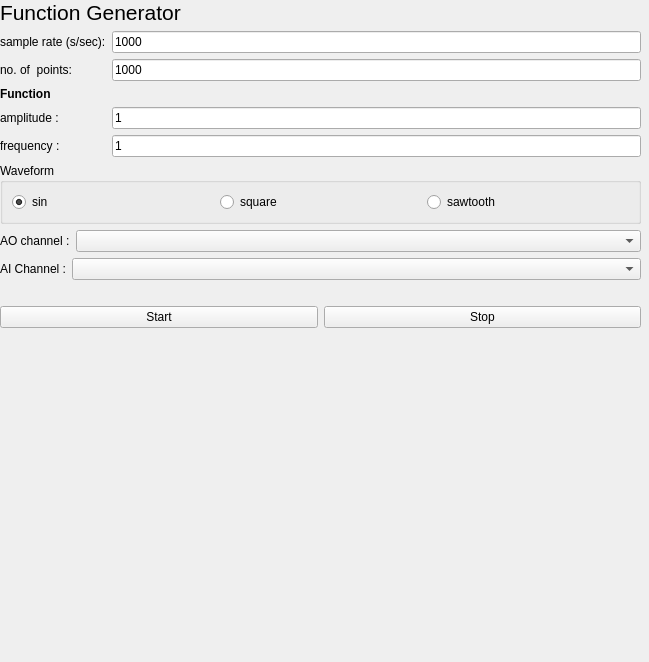
The window that function_generator.ui (portfors-lab/sparkle) describes before a commit, drawn with Qt 5.
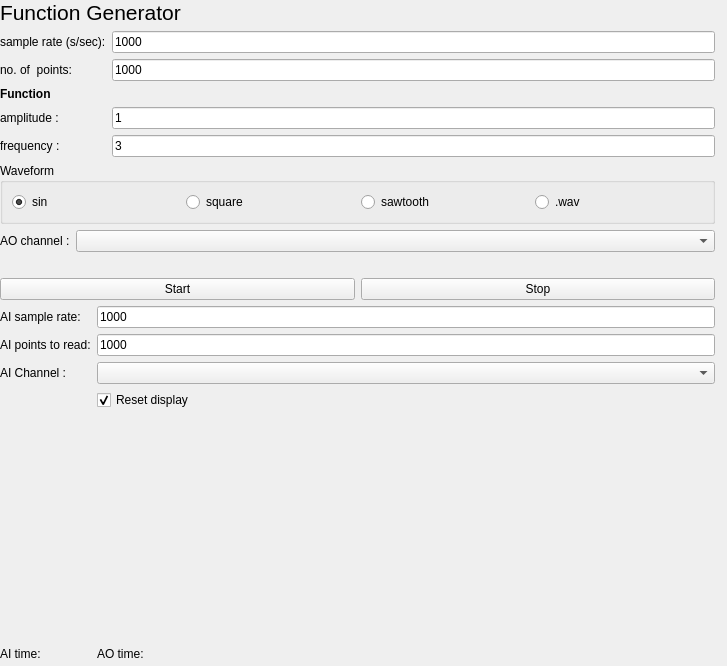
The same window after the commit. Custom widgets are drawn as their Qt base class.

The edit to the form file:
```diff
--- a/function_generator.ui
+++ b/function_generator.ui
@@ -6,8 +6,8 @@
    <rect>
     <x>0</x>
     <y>0</y>
-    <width>649</width>
-    <height>662</height>
+    <width>727</width>
+    <height>666</height>
    </rect>
   </property>
   <property name="windowTitle">
@@ -18,11 +18,102 @@
     <rect>
      <x>0</x>
      <y>0</y>
-     <width>647</width>
+     <width>721</width>
      <height>661</height>
     </rect>
    </property>
    <layout class="QGridLayout" name="gridLayout_2">
+    <item row="0" column="1">
+     <widget class="MatplotlibWidget" name="outplot"/>
+    </item>
+    <item row="1" column="1">
+     <widget class="MatplotlibWidget" name="inplot"/>
+    </item>
+    <item row="1" column="0">
+     <layout class="QGridLayout" name="gridLayout_3">
+      <item row="1" column="0" colspan="2">
+       <widget class="QLabel" name="label_9">
+        <property name="text">
+         <string>AI points to read:</string>
+        </property>
+       </widget>
+      </item>
+      <item row="0" column="2">
+       <widget class="QLineEdit" name="aisr_edit">
+        <property name="text">
+         <string>1000</string>
+        </property>
+       </widget>
+      </item>
+      <item row="0" column="0">
+       <widget class="QLabel" name="label_8">
+        <property name="text">
+         <string>AI sample rate:</string>
+        </property>
+       </widget>
+      </item>
+      <item row="5" column="2">
+       <widget class="QLabel" name="aotime">
+        <property name="text">
+         <string>AO time:</string>
+        </property>
+       </widget>
+      </item>
+      <item row="1" column="2">
+       <widget class="QLineEdit" name="ainpts_edit">
+        <property name="text">
+         <string>1000</string>
+        </property>
+       </widget>
+      </item>
+      <item row="2" column="2">
+       <widget class="QComboBox" name="aichan_box"/>
+      </item>
+      <item row="4" column="2">
+       <spacer name="verticalSpacer">
+        <property name="orientation">
+         <enum>Qt::Vertical</enum>
+        </property>
+        <property name="sizeHint" stdset="0">
+         <size>
+          <width>20</width>
+          <height>40</height>
+         </size>
+        </property>
+       </spacer>
+      </item>
+      <item row="2" column="0">
+       <widget class="QLabel" name="label_7">
+        <property name="sizePolicy">
+         <sizepolicy hsizetype="Fixed" vsizetype="Preferred">
+          <horstretch>0</horstretch>
+          <verstretch>0</verstretch>
+         </sizepolicy>
+        </property>
+        <property name="text">
+         <string>AI Channel :</string>
+        </property>
+       </widget>
+      </item>
+      <item row="5" column="0" colspan="2">
+       <widget class="QLabel" name="aitime">
+        <property name="text">
+         <string>AI time:</string>
+        </property>
+       </widget>
+      </item>
+      <item row="3" column="2">
+       <widget class="QCheckBox" name="reset_box">
+        <property name="text">
+         <string>Reset display</string>
+        </property>
+        <property name="checked">
+         <bool>true</bool>
+        </property>
+       </widget>
+      </item>
+     </layout>
+    </item>
     <item row="0" column="0">
      <layout class="QVBoxLayout" name="verticalLayout">
       <item>
@@ -110,7 +201,7 @@
         <item row="4" column="2">
          <widget class="QLineEdit" name="freq_edit">
           <property name="text">
-           <string>1</string>
+           <string>3</string>
           </property>
          </widget>
         </item>
@@ -148,6 +239,13 @@
              </property>
             </widget>
            </item>
+           <item>
+            <widget class="QRadioButton" name="wav_radio">
+             <property name="text">
+              <string>.wav</string>
+             </property>
+            </widget>
+           </item>
           </layout>
          </item>
         </layout>
@@ -173,26 +271,6 @@
         </item>
        </layout>
       </item>
-      <item>
-       <layout class="QHBoxLayout" name="horizontalLayout_3">
-        <item>
-         <widget class="QLabel" name="label_7">
-          <property name="sizePolicy">
-           <sizepolicy hsizetype="Fixed" vsizetype="Preferred">
-            <horstretch>0</horstretch>
-            <verstretch>0</verstretch>
-           </sizepolicy>
-          </property>
-          <property name="text">
-           <string>AI Channel :</string>
-          </property>
-         </widget>
-        </item>
-        <item>
-         <widget class="QComboBox" name="aichan_box"/>
-        </item>
-       </layout>
-      </item>
       <item>
        <spacer name="horizontalSpacer">
         <property name="orientation">
```
Left out of the diff: 14 changed lines with no effect on the pictures.
